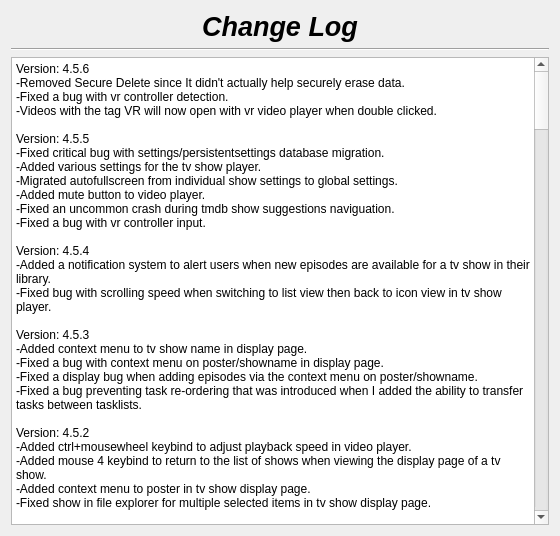
Qt form changelog.ui (therealMaPMaKeR/MMDiary) before a commit.
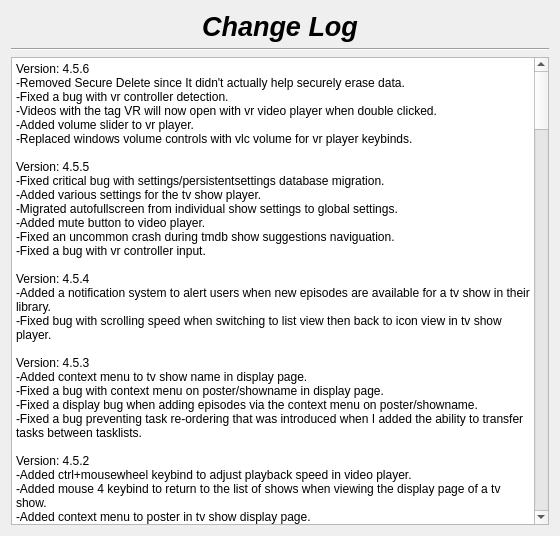
The same form after that commit.

Commit message: vr player volume control modifications

Diff of the .ui file:
```diff
--- a/changelog.ui
+++ b/changelog.ui
@@ -55,7 +55,7 @@
 li.unchecked::marker { content: &quot;\2610&quot;; }
 li.checked::marker { content: &quot;\2612&quot;; }
 &lt;/style&gt;&lt;/head&gt;&lt;body style=&quot; font-family:'Segoe UI'; font-size:9pt; font-weight:400; font-style:normal;&quot;&gt;
-&lt;p style=&quot; margin-top:0px; margin-bottom:0px; margin-left:0px; margin-right:0px; -qt-block-indent:0; text-indent:0px;&quot;&gt;Version: 4.5.6&lt;br /&gt;-Removed Secure Delete since It didn't actually help securely erase data.&lt;br /&gt;-Fixed a bug with vr controller detection.&lt;br /&gt;-Videos with the tag VR will now open with vr video player when double clicked.&lt;br /&gt;&lt;br /&gt;Version: 4.5.5&lt;br /&gt;-Fixed critical bug with settings/persistentsettings database migration.&lt;br /&gt;-Added various settings for the tv show player.&lt;br /&gt;-Migrated autofullscreen from individual show settings to global settings.&lt;br /&gt;-Added mute button to video player.&lt;br /&gt;-Fixed an uncommon crash during tmdb show suggestions naviguation.&lt;br /&gt;-Fixed a bug with vr controller input.&lt;br /&gt;&lt;br /&gt;Version: 4.5.4&lt;br /&gt;-Added a notification system to alert users when new episodes are available for a tv show in their library.&lt;/p&gt;
+&lt;p style=&quot; margin-top:0px; margin-bottom:0px; margin-left:0px; margin-right:0px; -qt-block-indent:0; text-indent:0px;&quot;&gt;Version: 4.5.6&lt;br /&gt;-Removed Secure Delete since It didn't actually help securely erase data.&lt;br /&gt;-Fixed a bug with vr controller detection.&lt;br /&gt;-Videos with the tag VR will now open with vr video player when double clicked.&lt;br /&gt;-Added volume slider to vr player.&lt;br /&gt;-Replaced windows volume controls with vlc volume for vr player keybinds.&lt;br /&gt;&lt;br /&gt;Version: 4.5.5&lt;br /&gt;-Fixed critical bug with settings/persistentsettings database migration.&lt;br /&gt;-Added various settings for the tv show player.&lt;br /&gt;-Migrated autofullscreen from individual show settings to global settings.&lt;br /&gt;-Added mute button to video player.&lt;br /&gt;-Fixed an uncommon crash during tmdb show suggestions naviguation.&lt;br /&gt;-Fixed a bug with vr controller input.&lt;br /&gt;&lt;br /&gt;Version: 4.5.4&lt;br /&gt;-Added a notification system to alert users when new episodes are available for a tv show in their library.&lt;/p&gt;
 &lt;p style=&quot; margin-top:0px; margin-bottom:0px; margin-left:0px; margin-right:0px; -qt-block-indent:0; text-indent:0px;&quot;&gt;-Fixed bug with scrolling speed when switching to list view then back to icon view in tv show player.&lt;br /&gt;&lt;br /&gt;Version: 4.5.3&lt;br /&gt;-Added context menu to tv show name in display page.&lt;br /&gt;-Fixed a bug with context menu on poster/showname in display page.&lt;br /&gt;-Fixed a display bug when adding episodes via the context menu on poster/showname.&lt;br /&gt;-Fixed a bug preventing task re-ordering that was introduced when I added the ability to transfer tasks between tasklists.&lt;/p&gt;
 &lt;p style=&quot; margin-top:0px; margin-bottom:0px; margin-left:0px; margin-right:0px; -qt-block-indent:0; text-indent:0px;&quot;&gt;&lt;br /&gt;Version: 4.5.2&lt;br /&gt;-Added ctrl+mousewheel keybind to adjust playback speed in video player.&lt;br /&gt;-Added mouse 4 keybind to return to the list of shows when viewing the display page of a tv show.&lt;/p&gt;
 &lt;p style=&quot; margin-top:0px; margin-bottom:0px; margin-left:0px; margin-right:0px; -qt-block-indent:0; text-indent:0px;&quot;&gt;-Added context menu to poster in tv show display page.&lt;br /&gt;-Fixed show in file explorer for multiple selected items in tv show display page.&lt;br /&gt;&lt;br /&gt;Version: 4.5.1&lt;br /&gt;-Now exports individual episodes directly in the selected folder.&lt;br /&gt;-Fixed a bug with tv show export not preserving the original file extension.&lt;/p&gt;
```
The commit also changes 2 other files.
